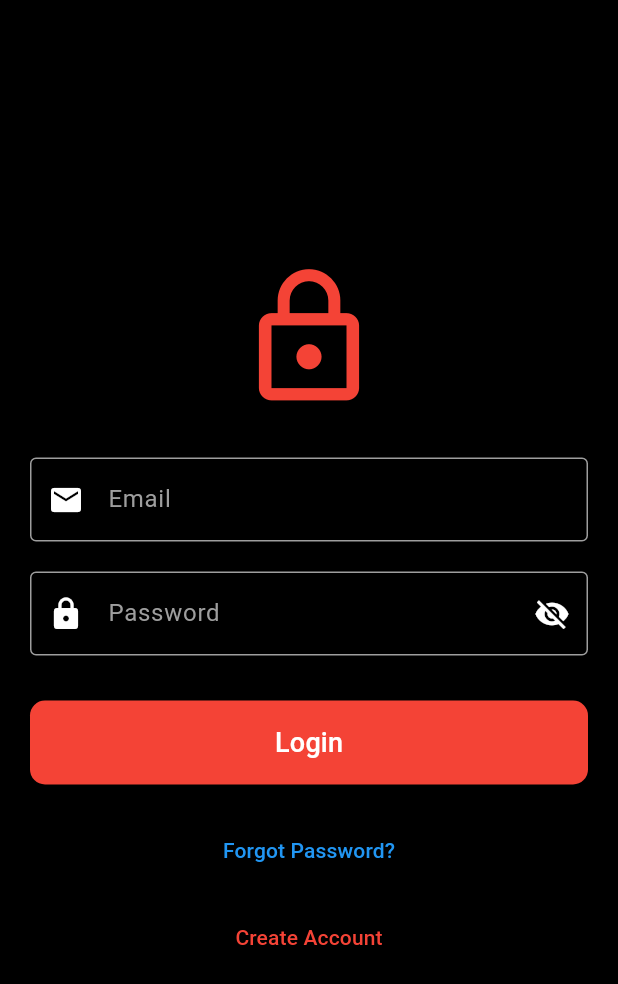
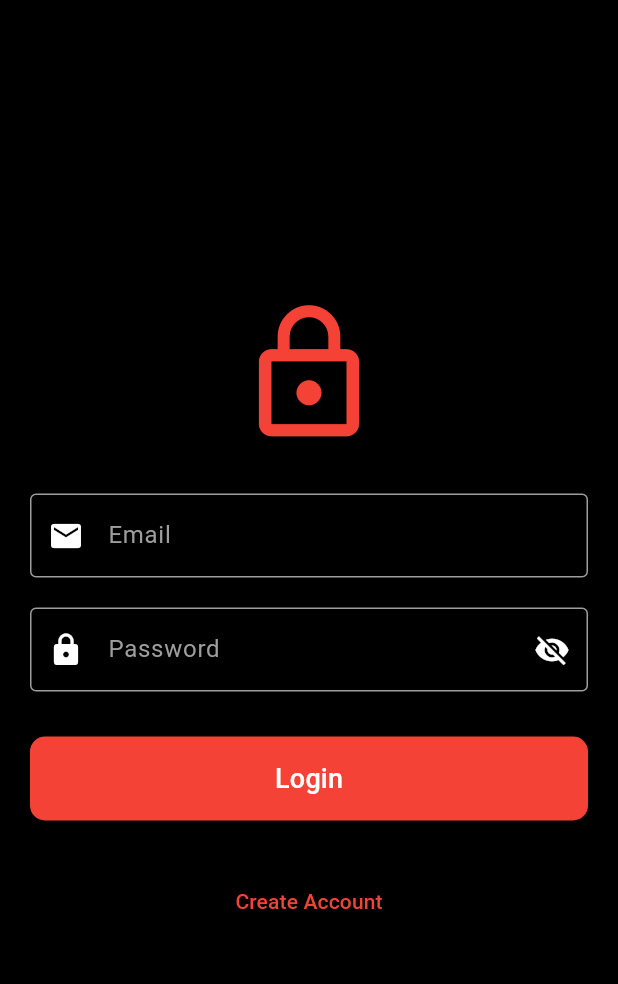
Before and after one commit to ArdaKoksall/user_registration, a Flutter app: the screen it shows after launch, on a phone screen of 412 x 824 dp. Shown: the top 984 px of the screen. Run offline on Flutter 3.47's test engine with Material 3 defaults, Android fonts, the phone set to English and light mode, and no system bars; our stand-ins replace firebase_auth, firebase_core; accounts and stored records are empty; generated files the repository leaves out were written again.

Commit message:
Initial commit

```diff
--- a/lib/main.dart
+++ b/lib/main.dart
@@ -148,15 +148,6 @@ class _LoginScreenState extends State<LoginScreen> {
                   ),
                 ),
                 const SizedBox(height: 20),
-                TextButton(
-                  onPressed: () {
-                    // Add code here
-                  },
-                  child: const Text(
-                    "Forgot Password?",
-                    style: TextStyle(color: Colors.blue),
-                  ),
-                ),
                 const SizedBox(height: 10),
                 TextButton(
                   onPressed: () {
```
Also changed, not shown: lib/firebase_options.dart (deleted), 2 other files.
